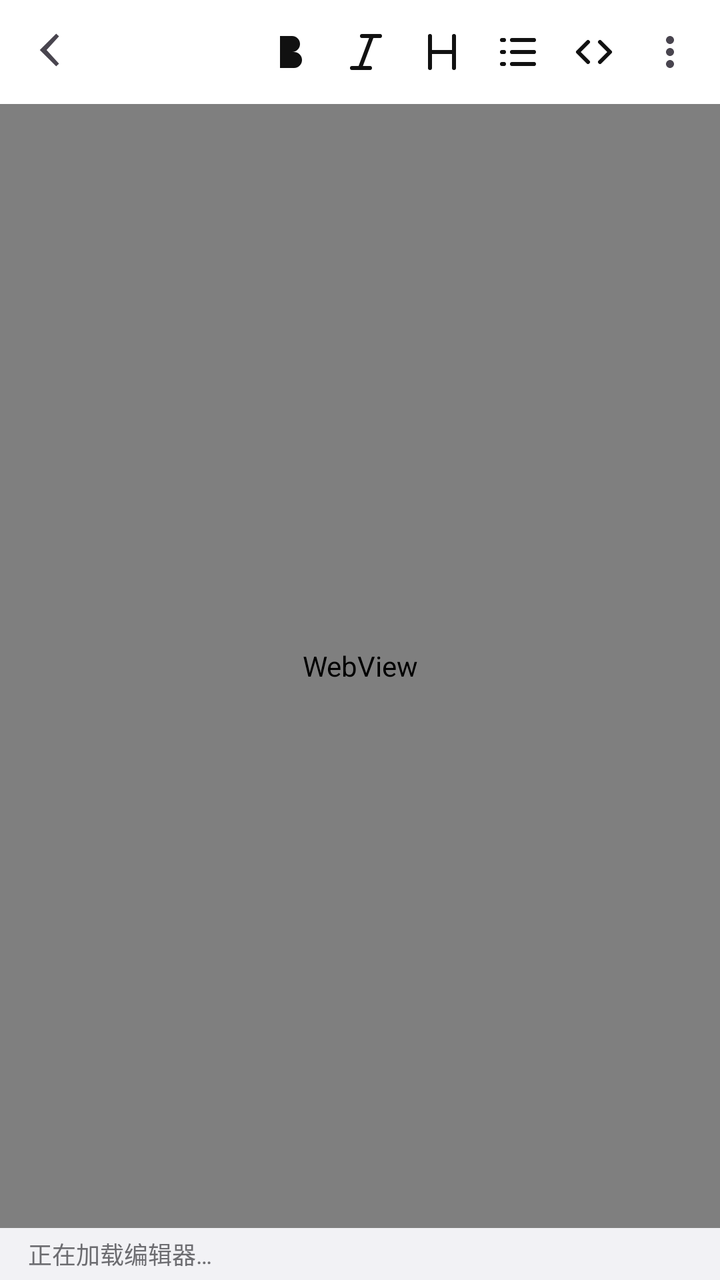
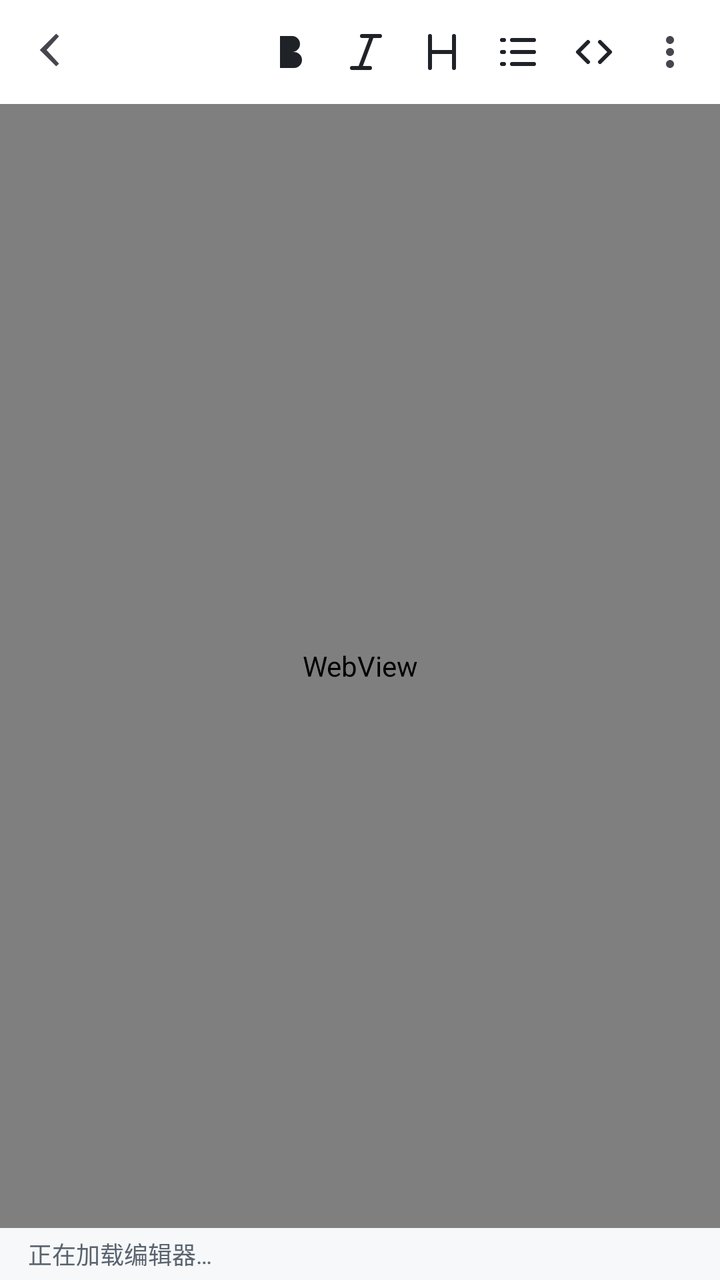

Two renders of the same Android screen: before a commit and after it. Below are the layout's source before the change and the commit's diff.
<!-- AndroidManifest.xml: application theme Theme.Markit -->
<!-- res/layout/activity_wysiwyg.xml -->
<?xml version="1.0" encoding="utf-8"?>
<androidx.constraintlayout.widget.ConstraintLayout
    xmlns:android="http://schemas.android.com/apk/res/android"
    xmlns:app="http://schemas.android.com/apk/res-auto"
    android:layout_width="match_parent"
    android:layout_height="match_parent"
    android:background="#1E1E22">

    <LinearLayout
        android:id="@+id/topBar"
        android:layout_width="0dp"
        android:layout_height="wrap_content"
        android:minHeight="52dp"
        android:orientation="horizontal"
        android:gravity="center_vertical"
        android:background="#FFFFFF"
        android:paddingStart="6dp"
        android:paddingEnd="6dp"
        app:layout_constraintTop_toTopOf="parent"
        app:layout_constraintStart_toStartOf="parent"
        app:layout_constraintEnd_toEndOf="parent">

        <ImageButton
            android:id="@+id/btnBack"
            android:layout_width="40dp"
            android:layout_height="40dp"
            android:src="@drawable/ic_arrow_back"
            android:background="?android:attr/selectableItemBackgroundBorderless"
            android:contentDescription="返回" />

        <TextView
            android:id="@+id/titleText"
            android:layout_width="0dp"
            android:layout_height="wrap_content"
            android:layout_weight="1"
            android:textSize="17sp"
            android:textStyle="bold"
            android:textColor="#111111"
            android:maxLines="1"
            android:ellipsize="middle"
            android:paddingStart="4dp"
            android:paddingEnd="4dp" />

        <ImageButton
            android:id="@+id/btnBold"
            android:layout_width="38dp"
            android:layout_height="38dp"
            android:src="@drawable/ic_format_bold"
            android:background="?android:attr/selectableItemBackgroundBorderless"
            android:contentDescription="加粗" />

        <ImageButton
            android:id="@+id/btnItalic"
            android:layout_width="38dp"
            android:layout_height="38dp"
            android:src="@drawable/ic_format_italic"
            android:background="?android:attr/selectableItemBackgroundBorderless"
            android:contentDescription="斜体" />

        <ImageButton
            android:id="@+id/btnHeading"
            android:layout_width="38dp"
            android:layout_height="38dp"
            android:src="@drawable/ic_format_heading"
            android:background="?android:attr/selectableItemBackgroundBorderless"
            android:contentDescription="标题" />

        <ImageButton
            android:id="@+id/btnList"
            android:layout_width="38dp"
            android:layout_height="38dp"
            android:src="@drawable/ic_format_list"
            android:background="?android:attr/selectableItemBackgroundBorderless"
            android:contentDescription="列表" />

        <ImageButton
            android:id="@+id/btnSource"
            android:layout_width="38dp"
            android:layout_height="38dp"
            android:src="@drawable/ic_code"
            android:background="?android:attr/selectableItemBackgroundBorderless"
            android:contentDescription="切换到源码" />

        <ImageButton
            android:id="@+id/btnMore"
            android:layout_width="38dp"
            android:layout_height="38dp"
            android:src="@drawable/ic_more_vert"
            android:background="?android:attr/selectableItemBackgroundBorderless"
            android:contentDescription="更多" />
    </LinearLayout>

    <WebView
        android:id="@+id/editorWeb"
        android:layout_width="0dp"
        android:layout_height="0dp"
        app:layout_constraintTop_toBottomOf="@id/topBar"
        app:layout_constraintStart_toStartOf="parent"
        app:layout_constraintEnd_toEndOf="parent"
        app:layout_constraintBottom_toTopOf="@id/statusBar"
        app:layout_constraintHeight_default="spread" />

    <TextView
        android:id="@+id/statusBar"
        android:layout_width="0dp"
        android:layout_height="wrap_content"
        android:minHeight="26dp"
        android:gravity="center_vertical"
        android:paddingStart="14dp"
        android:paddingEnd="14dp"
        android:background="#F2F2F5"
        android:textSize="12sp"
        android:textColor="#6C6C70"
        android:text="正在加载编辑器…"
        app:layout_constraintBottom_toBottomOf="parent"
        app:layout_constraintStart_toStartOf="parent"
        app:layout_constraintEnd_toEndOf="parent" />

</androidx.constraintlayout.widget.ConstraintLayout>
<!-- resources referenced by this layout -->
<resources>
  <!-- drawable ic_arrow_back (drawable) -->
  <?xml version="1.0" encoding="utf-8"?>
  <vector xmlns:android="http://schemas.android.com/apk/res/android"
      android:width="24dp" android:height="24dp"
      android:viewportWidth="24" android:viewportHeight="24"
      android:tint="?attr/colorControlNormal">
      <path android:fillColor="@android:color/white"
          android:pathData="M15.5,4.2 L14.1,2.8 L5.9,11 L14.1,19.2 L15.5,17.8 L9.3,11 Z" />
  </vector>
  <!-- drawable ic_code (drawable) -->
  <vector xmlns:android="http://schemas.android.com/apk/res/android"
      android:width="24dp" android:height="24dp"
      android:viewportWidth="24" android:viewportHeight="24">
      <path android:strokeColor="#111111" android:strokeWidth="2"
          android:strokeLineCap="round" android:strokeLineJoin="round"
          android:fillColor="#00000000"
          android:pathData="M9,7l-5,5 5,5 M15,7l5,5 -5,5" />
  </vector>
  <!-- drawable ic_format_bold (drawable) -->
  <vector xmlns:android="http://schemas.android.com/apk/res/android"
      android:width="24dp" android:height="24dp"
      android:viewportWidth="24" android:viewportHeight="24">
      <path android:fillColor="#111111"
          android:pathData="M7,4h6a4,4 0,0 1,0 8h-6z M7,12h7a4,4 0,0 1,0 8h-7z" />
  </vector>
  <!-- drawable ic_format_heading (drawable) -->
  <vector xmlns:android="http://schemas.android.com/apk/res/android"
      android:width="24dp" android:height="24dp"
      android:viewportWidth="24" android:viewportHeight="24">
      <path android:strokeColor="#111111" android:strokeWidth="2"
          android:strokeLineCap="round" android:fillColor="#00000000"
          android:pathData="M6,4v16 M18,4v16 M6,12h12" />
  </vector>
  <!-- drawable ic_format_italic (drawable) -->
  <vector xmlns:android="http://schemas.android.com/apk/res/android"
      android:width="24dp" android:height="24dp"
      android:viewportWidth="24" android:viewportHeight="24">
      <path android:strokeColor="#111111" android:strokeWidth="2"
          android:strokeLineCap="round" android:fillColor="#00000000"
          android:pathData="M19,4h-9 M14,20H5 M15,4L9,20" />
  </vector>
  <!-- drawable ic_format_list (drawable) -->
  <vector xmlns:android="http://schemas.android.com/apk/res/android"
      android:width="24dp" android:height="24dp"
      android:viewportWidth="24" android:viewportHeight="24">
      <path android:strokeColor="#111111" android:strokeWidth="2"
          android:strokeLineCap="round" android:fillColor="#00000000"
          android:pathData="M9,6h11 M9,12h11 M9,18h11 M4,6h1 M4,12h1 M4,18h1" />
  </vector>
  <!-- drawable ic_more_vert (drawable) -->
  <?xml version="1.0" encoding="utf-8"?>
  <vector xmlns:android="http://schemas.android.com/apk/res/android"
      android:width="24dp" android:height="24dp"
      android:viewportWidth="24" android:viewportHeight="24"
      android:tint="?attr/colorControlNormal">
      <path android:fillColor="@android:color/white" android:pathData="M12,8c1.1,0 2,-0.9 2,-2s-0.9,-2 -2,-2s-2,0.9 -2,2S10.9,8 12,8z" />
      <path android:fillColor="@android:color/white" android:pathData="M12,10c-1.1,0 -2,0.9 -2,2s0.9,2 2,2s2,-0.9 2,-2S13.1,10 12,10z" />
      <path android:fillColor="@android:color/white" android:pathData="M12,16c-1.1,0 -2,0.9 -2,2s0.9,2 2,2s2,-0.9 2,-2S13.1,16 12,16z" />
  </vector>
  <style name="Theme.Markit" parent="Theme.Material3.DayNight.NoActionBar">
          <item name="colorPrimary">#0A84FF</item>
      </style>
</resources>

<!-- the commit's change to res/layout/activity_wysiwyg.xml (unified diff, before → after) -->
@@ -4,7 +4,7 @@
     xmlns:app="http://schemas.android.com/apk/res-auto"
     android:layout_width="match_parent"
     android:layout_height="match_parent"
-    android:background="#1E1E22">
+    android:background="@color/bg_canvas">
 
     <LinearLayout
         android:id="@+id/topBar"
@@ -13,7 +13,7 @@
         android:minHeight="52dp"
         android:orientation="horizontal"
         android:gravity="center_vertical"
-        android:background="#FFFFFF"
+        android:background="@color/bg_canvas"
         android:paddingStart="6dp"
         android:paddingEnd="6dp"
         app:layout_constraintTop_toTopOf="parent"
@@ -35,7 +35,7 @@
             android:layout_weight="1"
             android:textSize="17sp"
             android:textStyle="bold"
-            android:textColor="#111111"
+            android:textColor="@color/fg_default"
             android:maxLines="1"
             android:ellipsize="middle"
             android:paddingStart="4dp"
@@ -108,9 +108,9 @@
         android:gravity="center_vertical"
         android:paddingStart="14dp"
         android:paddingEnd="14dp"
-        android:background="#F2F2F5"
+        android:background="@color/bg_inset"
         android:textSize="12sp"
-        android:textColor="#6C6C70"
+        android:textColor="@color/fg_muted"
         android:text="正在加载编辑器…"
         app:layout_constraintBottom_toBottomOf="parent"
         app:layout_constraintStart_toStartOf="parent"
<!-- resource entries referenced after the edit -->
@@ -1,5 +1,9 @@
 <!-- resources referenced by this layout -->
 <resources>
+  <color name="bg_canvas">#FFFFFF</color>
+  <color name="bg_inset">#F6F8FA</color>
+  <color name="fg_default">#1F2328</color>
+  <color name="fg_muted">#59636E</color>
   <!-- drawable ic_arrow_back (drawable) -->
   <?xml version="1.0" encoding="utf-8"?>
   <vector xmlns:android="http://schemas.android.com/apk/res/android"
@@ -13,7 +17,7 @@
   <vector xmlns:android="http://schemas.android.com/apk/res/android"
       android:width="24dp" android:height="24dp"
       android:viewportWidth="24" android:viewportHeight="24">
-      <path android:strokeColor="#111111" android:strokeWidth="2"
+      <path android:strokeColor="@color/fg_default" android:strokeWidth="2"
           android:strokeLineCap="round" android:strokeLineJoin="round"
           android:fillColor="#00000000"
           android:pathData="M9,7l-5,5 5,5 M15,7l5,5 -5,5" />
@@ -22,14 +26,14 @@
   <vector xmlns:android="http://schemas.android.com/apk/res/android"
       android:width="24dp" android:height="24dp"
       android:viewportWidth="24" android:viewportHeight="24">
-      <path android:fillColor="#111111"
+      <path android:fillColor="@color/fg_default"
           android:pathData="M7,4h6a4,4 0,0 1,0 8h-6z M7,12h7a4,4 0,0 1,0 8h-7z" />
   </vector>
   <!-- drawable ic_format_heading (drawable) -->
   <vector xmlns:android="http://schemas.android.com/apk/res/android"
       android:width="24dp" android:height="24dp"
       android:viewportWidth="24" android:viewportHeight="24">
-      <path android:strokeColor="#111111" android:strokeWidth="2"
+      <path android:strokeColor="@color/fg_default" android:strokeWidth="2"
           android:strokeLineCap="round" android:fillColor="#00000000"
           android:pathData="M6,4v16 M18,4v16 M6,12h12" />
   </vector>
@@ -37,7 +41,7 @@
   <vector xmlns:android="http://schemas.android.com/apk/res/android"
       android:width="24dp" android:height="24dp"
       android:viewportWidth="24" android:viewportHeight="24">
-      <path android:strokeColor="#111111" android:strokeWidth="2"
+      <path android:strokeColor="@color/fg_default" android:strokeWidth="2"
           android:strokeLineCap="round" android:fillColor="#00000000"
           android:pathData="M19,4h-9 M14,20H5 M15,4L9,20" />
   </vector>
@@ -45,7 +49,7 @@
   <vector xmlns:android="http://schemas.android.com/apk/res/android"
       android:width="24dp" android:height="24dp"
       android:viewportWidth="24" android:viewportHeight="24">
-      <path android:strokeColor="#111111" android:strokeWidth="2"
+      <path android:strokeColor="@color/fg_default" android:strokeWidth="2"
           android:strokeLineCap="round" android:fillColor="#00000000"
           android:pathData="M9,6h11 M9,12h11 M9,18h11 M4,6h1 M4,12h1 M4,18h1" />
   </vector>
@@ -60,7 +64,12 @@
       <path android:fillColor="@android:color/white" android:pathData="M12,16c-1.1,0 -2,0.9 -2,2s0.9,2 2,2s2,-0.9 2,-2S13.1,16 12,16z" />
   </vector>
   <style name="Theme.Markit" parent="Theme.Material3.DayNight.NoActionBar">
-          <item name="colorPrimary">#0A84FF</item>
+          <item name="colorPrimary">@color/accent</item>
+          <item name="android:windowBackground">@color/bg_canvas</item>
+          
+          <item name="android:statusBarColor">@android:color/transparent</item>
+          <item name="android:navigationBarColor">@android:color/transparent</item>
       </style>
+  <color name="accent">#0969DA</color>
 </resources>
 
